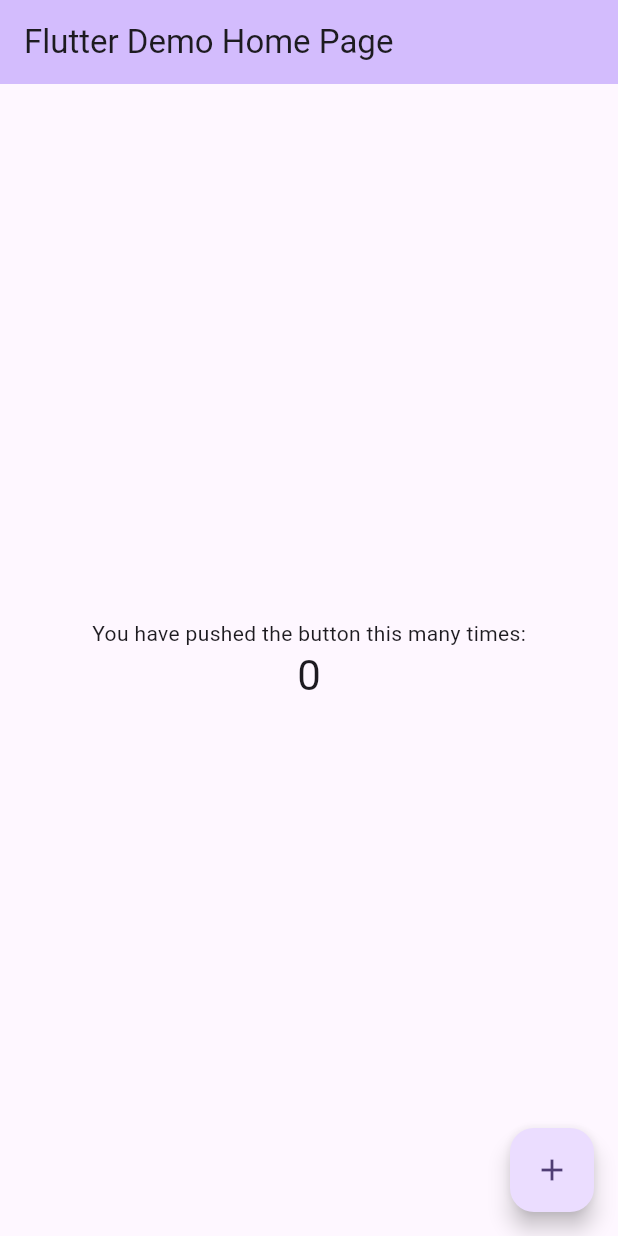
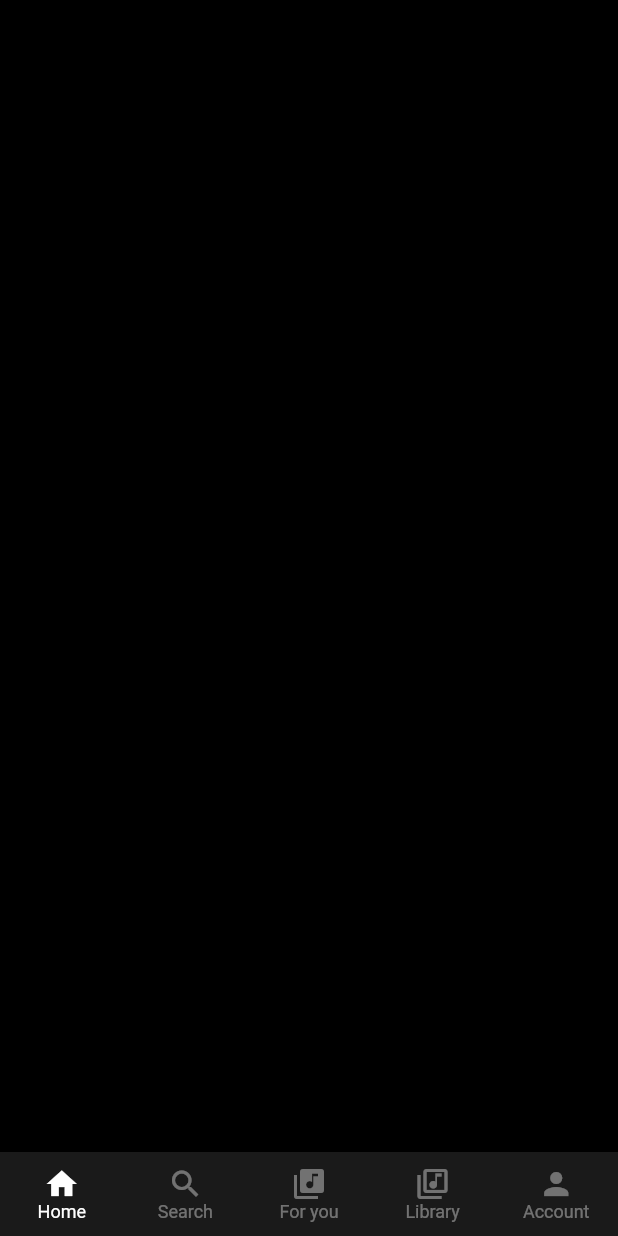
Before and after one commit to Dinhdu2602/Sound-House-Music-App, a Flutter app: the screen it shows after launch, on a phone screen of 412 x 824 dp. Run offline on Flutter 3.47's test engine with Material 2 defaults, Android fonts, the phone set to English and light mode, and no system bars.

Commit message:
Bottom Tab Bar

```diff
--- a/lib/main.dart
+++ b/lib/main.dart
@@ -1,125 +1,38 @@
 import 'package:flutter/material.dart';
+import 'navigations/tabbar.dart';
 
 void main() {
   runApp(const MyApp());
 }
 
-class MyApp extends StatelessWidget {
+class MyApp extends StatefulWidget {
   const MyApp({super.key});
 
-  // This widget is the root of your application.
+  @override
+  State<MyApp> createState() => _MyAppState();
+}
+
+class _MyAppState extends State<MyApp> {
   @override
   Widget build(BuildContext context) {
     return MaterialApp(
-      title: 'Flutter Demo',
-      theme: ThemeData(
-        // This is the theme of your application.
-        //
-        // TRY THIS: Try running your application with "flutter run". You'll see
-        // the application has a blue toolbar. Then, without quitting the app,
-        // try changing the seedColor in the colorScheme below to Colors.green
-        // and then invoke "hot reload" (save your changes or press the "hot
-        // reload" button in a Flutter-supported IDE, or press "r" if you used
-        // the command line to start the app).
-        //
-        // Notice that the counter didn't reset back to zero; the application
-        // state is not lost during the reload. To reset the state, use hot
-        // restart instead.
-        //
-        // This works for code too, not just values: Most code changes can be
-        // tested with just a hot reload.
-        colorScheme: ColorScheme.fromSeed(seedColor: Colors.deepPurple),
-        useMaterial3: true,
+      themeMode: ThemeMode.dark,
+      darkTheme: ThemeData(
+        scaffoldBackgroundColor: Colors.black,
+        brightness: Brightness.dark,
+        bottomNavigationBarTheme: const BottomNavigationBarThemeData(
+            backgroundColor: Colors.white10,
+            type: BottomNavigationBarType.fixed,
+            selectedLabelStyle: TextStyle(
+              fontSize: 12,
+            ),
+            unselectedLabelStyle: TextStyle(
+              fontSize: 12,
+            ),
+            selectedItemColor: Colors.white,
+            unselectedItemColor: Colors.white38),
       ),
-      home: const MyHomePage(title: 'Flutter Demo Home Page'),
+      home: const Tabbar(),
     );
   }
 }
-
-class MyHomePage extends StatefulWidget {
-  const MyHomePage({super.key, required this.title});
-
-  // This widget is the home page of your application. It is stateful, meaning
-  // that it has a State object (defined below) that contains fields that affect
-  // how it looks.
-
-  // This class is the configuration for the state. It holds the values (in this
-  // case the title) provided by the parent (in this case the App widget) and
-  // used by the build method of the State. Fields in a Widget subclass are
-  // always marked "final".
-
-  final String title;
-
-  @override
-  State<MyHomePage> createState() => _MyHomePageState();
-}
-
-class _MyHomePageState extends State<MyHomePage> {
-  int _counter = 0;
-
-  void _incrementCounter() {
-    setState(() {
-      // This call to setState tells the Flutter framework that something has
-      // changed in this State, which causes it to rerun the build method below
-      // so that the display can reflect the updated values. If we changed
-      // _counter without calling setState(), then the build method would not be
-      // called again, and so nothing would appear to happen.
-      _counter++;
-    });
-  }
-
-  @override
-  Widget build(BuildContext context) {
-    // This method is rerun every time setState is called, for instance as done
-    // by the _incrementCounter method above.
-    //
-    // The Flutter framework has been optimized to make rerunning build methods
-    // fast, so that you can just rebuild anything that needs updating rather
-    // than having to individually change instances of widgets.
-    return Scaffold(
-      appBar: AppBar(
-        // TRY THIS: Try changing the color here to a specific color (to
-        // Colors.amber, perhaps?) and trigger a hot reload to see the AppBar
-        // change color while the other colors stay the same.
-        backgroundColor: Theme.of(context).colorScheme.inversePrimary,
-        // Here we take the value from the MyHomePage object that was created by
-        // the App.build method, and use it to set our appbar title.
-        title: Text(widget.title),
-      ),
-      body: Center(
-        // Center is a layout widget. It takes a single child and positions it
-        // in the middle of the parent.
-        child: Column(
-          // Column is also a layout widget. It takes a list of children and
-          // arranges them vertically. By default, it sizes itself to fit its
-          // children horizontally, and tries to be as tall as its parent.
-          //
-          // Column has various properties to control how it sizes itself and
-          // how it positions its children. Here we use mainAxisAlignment to
-          // center the children vertically; the main axis here is the vertical
-          // axis because Columns are vertical (the cross axis would be
-          // horizontal).
-          //
-          // TRY THIS: Invoke "debug painting" (choose the "Toggle Debug Paint"
-          // action in the IDE, or press "p" in the console), to see the
-          // wireframe for each widget.
-          mainAxisAlignment: MainAxisAlignment.center,
-          children: <Widget>[
-            const Text(
-              'You have pushed the button this many times:',
-            ),
-            Text(
-              '$_counter',
-              style: Theme.of(context).textTheme.headlineMedium,
-            ),
-          ],
-        ),
-      ),
-      floatingActionButton: FloatingActionButton(
-        onPressed: _incrementCounter,
-        tooltip: 'Increment',
-        child: const Icon(Icons.add),
-      ), // This trailing comma makes auto-formatting nicer for build methods.
-    );
-  }
-}
--- /dev/null
+++ b/lib/navigations/tabbar.dart
@@ -0,0 +1,35 @@
+import 'package:flutter/material.dart';
+
+class Tabbar extends StatefulWidget {
+  const Tabbar({super.key});
+
+  @override
+  State<Tabbar> createState() => _TabbarState();
+}
+
+class _TabbarState extends State<Tabbar> {
+  int _selectedTab = 0;
+  @override
+  Widget build(BuildContext context) {
+    return Scaffold(
+      bottomNavigationBar: BottomNavigationBar(
+        currentIndex: _selectedTab,
+        onTap: (index) {
+          setState(() {
+            _selectedTab = index;
+          });
+        },
+        items: const [
+          BottomNavigationBarItem(icon: Icon(Icons.home), label: "Home"),
+          BottomNavigationBarItem(
+              icon: Icon(Icons.search_outlined), label: "Search"),
+          BottomNavigationBarItem(
+              icon: Icon(Icons.library_music), label: "For you"),
+          BottomNavigationBarItem(
+              icon: Icon(Icons.library_music_outlined), label: "Library"),
+          BottomNavigationBarItem(icon: Icon(Icons.person), label: "Account"),
+        ],
+      ),
+    );
+  }
+}
--- /dev/null
+++ b/lib/views/home.dart
@@ -0,0 +1,18 @@
+import 'package:flutter/material.dart';
+
+class HomeView extends StatefulWidget {
+  const HomeView({super.key});
+
+  @override
+  State<HomeView> createState() => _HomeViewState();
+}
+
+class _HomeViewState extends State<HomeView> {
+  @override
+  Widget build(BuildContext context) {
+    return const Scaffold(
+        body: Center(
+      child: Text("Home Works"),
+    ));
+  }
+}
```
